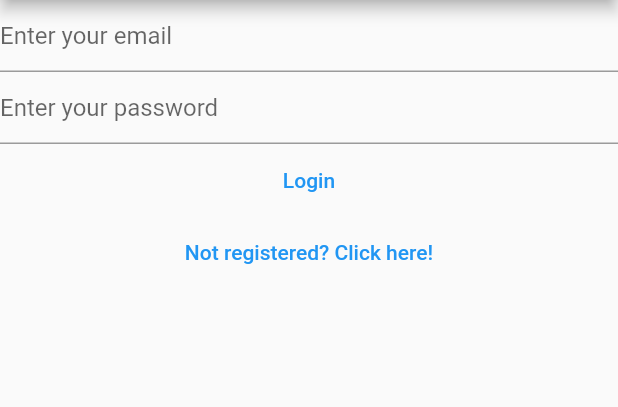
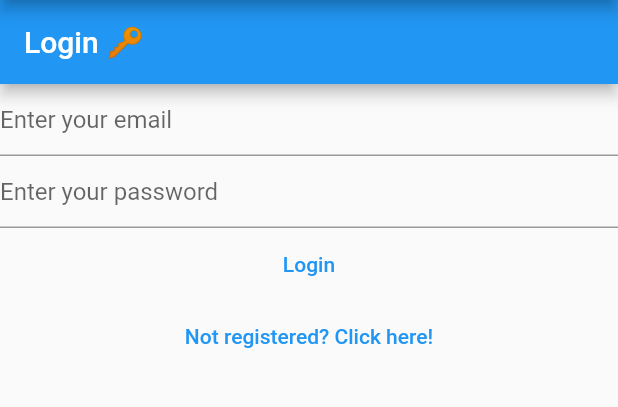
Before and after one commit to smackdh/mynotes, a Flutter app: the screen it shows after launch, on a phone screen of 412 x 824 dp, the part 84-491 px from its top. Run offline on Flutter 3.47's test engine with Material 2 defaults, Android fonts, the phone set to English and light mode, and no system bars; our stand-ins replace firebase_auth, firebase_core; missing offline and left inert: dart:html; accounts and stored records are empty; generated files the repository leaves out were written again.

Commit message:
add navigation and scaffold to login

```diff
--- a/lib/views/login_view.dart
+++ b/lib/views/login_view.dart
@@ -1,3 +1,5 @@
+import 'dart:html';
+
 import 'package:firebase_auth/firebase_auth.dart';
 import 'package:firebase_core/firebase_core.dart';
 import 'package:flutter/material.dart';
@@ -30,7 +32,9 @@ class _LoginViewState extends State<LoginView> {
   }
 
   Widget build(BuildContext context) {
-    return Column(
+    return Scaffold(
+      appBar: AppBar(title: const Text('Login 🔑')),
+      body: Column(
         children: [
           TextField(
               controller: _email,
@@ -51,7 +55,8 @@ class _LoginViewState extends State<LoginView> {
               final password = _password.text;
               try {
                 final userCredential = await FirebaseAuth.instance
-                  .signInWithEmailAndPassword(email: email, password: password);
+                    .signInWithEmailAndPassword(
+                        email: email, password: password);
                 print(userCredential);
               } on FirebaseAuthException catch (e) {
                 print("ERROR: ${e.code}");
@@ -66,6 +71,7 @@ class _LoginViewState extends State<LoginView> {
               },
               child: const Text('Not registered? Click here!'))
         ],
+      ),
     );
   }
 }
--- a/lib/views/register_view.dart
+++ b/lib/views/register_view.dart
@@ -65,7 +65,10 @@ class _RegisterViewState extends State<RegisterView> {
             child: const Text('Register'),
           ),
           TextButton(
-              onPressed: () {},
+              onPressed: () {
+                Navigator.of(context)
+                    .pushNamedAndRemoveUntil('/login/', (route) => false);
+              },
               child: const Text('Already registered? Login here.'))
         ],
       ),
```
Lines whose indentation alone changed are shown as unchanged.
